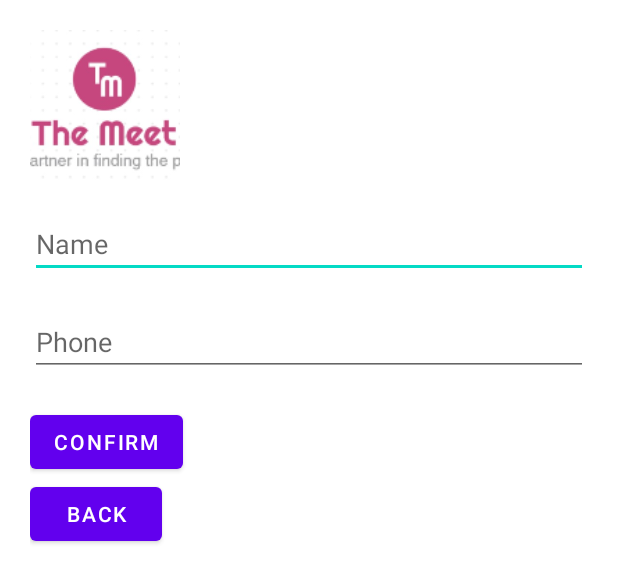
After one commit to ZhangPluto/SimpleDatingApp, an Android app: the layout activity_settings.xml on its own in the app's theme, with its tools: preview values and no code run, on a phone screen of 412 x 824 dp. The commit adds this screen. Shown: the top 583 px of the screen. Run offline under Robolectric (Android 15) with nearby library versions, the phone set to English and light mode, and no system bars.

Commit message:
Now User can Change them phone number, name and image

```diff
--- a/app/build.gradle
+++ b/app/build.gradle
@@ -39,6 +39,7 @@ dependencies {
     implementation 'com.android.support:cardview-v7:26.1.0'
     implementation 'com.github.bumptech.glide:glide:3.7.0'
     implementation 'com.lorentzos.swipecards:library:1.0.9'
+    implementation 'com.google.firebase:firebase-storage:19.2.2'
     testImplementation 'junit:junit:4.13.2'
     androidTestImplementation 'androidx.test.ext:junit:1.1.2'
     androidTestImplementation 'androidx.test.espresso:espresso-core:3.3.0'
--- a/app/src/main/res/layout/activity_login.xml
+++ b/app/src/main/res/layout/activity_login.xml
@@ -15,7 +15,8 @@
         android:layout_width="match_parent"
         android:layout_height="wrap_content"
         android:hint="password"
-        android:id="@+id/password"/>
+        android:id="@+id/password"
+        android:inputType="textVisiblePassword"/>
     <Button
         android:layout_width="match_parent"
         android:layout_height="wrap_content"
--- /dev/null
+++ b/app/src/main/res/layout/activity_settings.xml
@@ -0,0 +1,44 @@
+<?xml version="1.0" encoding="utf-8"?>
+<LinearLayout xmlns:android="http://schemas.android.com/apk/res/android"
+    xmlns:app="http://schemas.android.com/apk/res-auto"
+    xmlns:tools="http://schemas.android.com/tools"
+    android:layout_width="match_parent"
+    android:layout_height="match_parent"
+    tools:context=".SettingsActivity"
+    android:orientation="vertical"
+    android:padding="20sp">
+    <ImageView
+        android:layout_width="100sp"
+        android:layout_height="100sp"
+        android:id="@+id/prfileImage"
+        android:src="@mipmap/icon"
+        android:layout_marginBottom="20sp"/>
+
+    <EditText
+        android:layout_width="match_parent"
+        android:layout_height="wrap_content"
+        android:id="@+id/name"
+        android:hint="Name"
+        android:layout_marginBottom="20sp"/>
+    <EditText
+        android:layout_width="match_parent"
+        android:layout_height="wrap_content"
+        android:id="@+id/phone"
+        android:hint="Phone"
+        android:layout_marginBottom="20sp"
+        android:inputType="phone"/>
+    <Button
+        android:layout_width="wrap_content"
+        android:layout_height="wrap_content"
+        android:id="@+id/confirm"
+        android:text="confirm"/>
+    <Button
+        android:layout_width="wrap_content"
+        android:layout_height="wrap_content"
+        android:id="@+id/back"
+        android:text="back"/>
+
+
+
+
+</LinearLayout>
```
Also changed, not shown: app/src/main/AndroidManifest.xml (+5 -4 lines), app/src/main/java/top/pluto/datingapp/MainActivity.java (+12 -2 lines), app/src/main/java/top/pluto/datingapp/SettingsActivity.java (added, +168 -0 lines), app/src/main/res/layout/activity_main.xml (+13 -0 lines).
